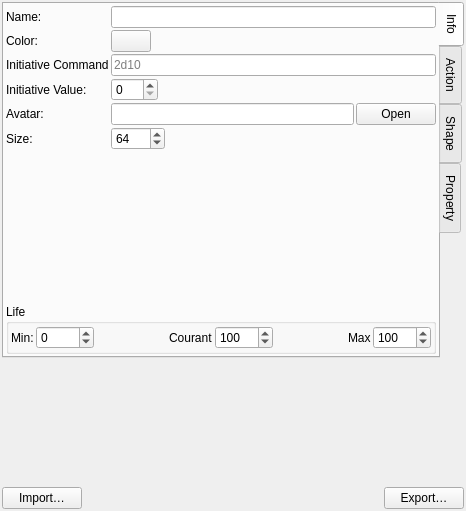
Qt form NpcMaker/npcmakerwidget.ui (Rolisteam/rolisteam) before a commit.
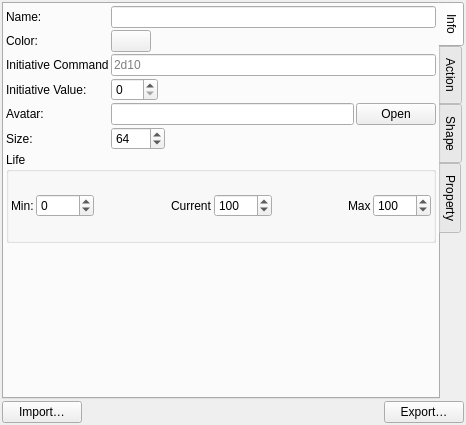
The same form after that commit. Icons and pictures are not drawn. Custom widgets are drawn as their Qt base class.

Commit message: Fix NPC maker about property and shape.

What changed in the file:
```diff
--- a/NpcMaker/npcmakerwidget.ui
+++ b/NpcMaker/npcmakerwidget.ui
@@ -7,7 +7,7 @@
     <x>0</x>
     <y>0</y>
     <width>466</width>
-    <height>511</height>
+    <height>425</height>
    </rect>
   </property>
   <property name="windowTitle">
@@ -214,61 +214,6 @@
          </item>
         </layout>
        </item>
-       <item>
-        <layout class="QHBoxLayout" name="horizontalLayout_9">
-         <property name="spacing">
-          <number>2</number>
-         </property>
-         <item>
-          <spacer name="horizontalSpacer_6">
-           <property name="orientation">
-            <enum>Qt::Horizontal</enum>
-           </property>
-           <property name="sizeHint" stdset="0">
-            <size>
-             <width>40</width>
-             <height>20</height>
-            </size>
-           </property>
-          </spacer>
-         </item>
-         <item>
-          <widget class="QLabel" name="m_avatarDisplay">
-           <property name="minimumSize">
-            <size>
-             <width>150</width>
-             <height>150</height>
-            </size>
-           </property>
-           <property name="maximumSize">
-            <size>
-             <width>150</width>
-             <height>150</height>
-            </size>
-           </property>
-           <property name="text">
-            <string/>
-           </property>
-           <property name="scaledContents">
-            <bool>true</bool>
-           </property>
-          </widget>
-         </item>
-         <item>
-          <spacer name="horizontalSpacer_7">
-           <property name="orientation">
-            <enum>Qt::Horizontal</enum>
-           </property>
-           <property name="sizeHint" stdset="0">
-            <size>
-             <width>40</width>
-             <height>20</height>
-            </size>
-           </property>
-          </spacer>
-         </item>
-        </layout>
-       </item>
        <item>
         <widget class="QGroupBox" name="groupBox_3">
          <property name="title">
@@ -323,7 +268,7 @@
           <item>
            <widget class="QLabel" name="label_4">
             <property name="text">
-             <string>Courant</string>
+             <string>Current</string>
             </property>
            </widget>
           </item>
@@ -376,6 +321,61 @@
          </layout>
         </widget>
        </item>
+       <item>
+        <layout class="QHBoxLayout" name="horizontalLayout_9">
+         <property name="spacing">
+          <number>2</number>
+         </property>
+         <item>
+          <spacer name="horizontalSpacer_6">
+           <property name="orientation">
+            <enum>Qt::Horizontal</enum>
+           </property>
+           <property name="sizeHint" stdset="0">
+            <size>
+             <width>40</width>
+             <height>20</height>
+            </size>
+           </property>
+          </spacer>
+         </item>
+         <item>
+          <widget class="QLabel" name="m_avatarDisplay">
+           <property name="minimumSize">
+            <size>
+             <width>150</width>
+             <height>150</height>
+            </size>
+           </property>
+           <property name="maximumSize">
+            <size>
+             <width>150</width>
+             <height>150</height>
+            </size>
+           </property>
+           <property name="text">
+            <string/>
+           </property>
+           <property name="scaledContents">
+            <bool>true</bool>
+           </property>
+          </widget>
+         </item>
+         <item>
+          <spacer name="horizontalSpacer_7">
+           <property name="orientation">
+            <enum>Qt::Horizontal</enum>
+           </property>
+           <property name="sizeHint" stdset="0">
+            <size>
+             <width>40</width>
+             <height>20</height>
+            </size>
+           </property>
+          </spacer>
+         </item>
+        </layout>
+       </item>
       </layout>
      </widget>
      <widget class="QWidget" name="tab_2">
@@ -644,19 +644,6 @@
      </widget>
     </widget>
    </item>
-   <item>
-    <spacer name="verticalSpacer_4">
-     <property name="orientation">
-      <enum>Qt::Vertical</enum>
-     </property>
-     <property name="sizeHint" stdset="0">
-      <size>
-       <width>20</width>
-       <height>13</height>
-      </size>
-     </property>
-    </spacer>
-   </item>
    <item>
     <layout class="QHBoxLayout" name="horizontalLayout_6">
      <property name="spacing">
```
The commit also changes 1 other file.
